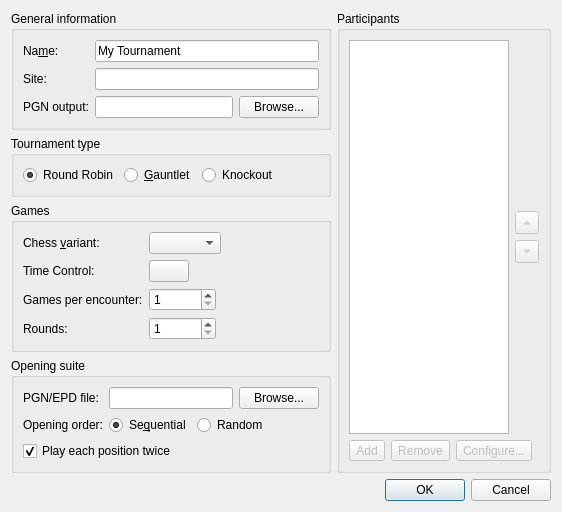
Above: projects/gui/ui/newtournamentdlg.ui from cutechess/cutechess before the change. Below: the same form after it.
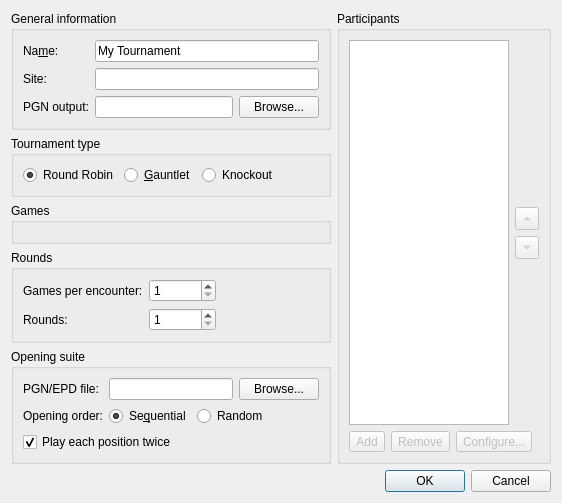
That is the form after the change. Icons and pictures are not drawn. Custom widgets are drawn as their Qt base class.

Commit message: gui: use GameSettingsWidget in NewTournamentDialog

Diff of the .ui file:
```diff
--- a/projects/gui/ui/newtournamentdlg.ui
+++ b/projects/gui/ui/newtournamentdlg.ui
@@ -17,7 +17,7 @@
    <item>
     <layout class="QHBoxLayout" name="horizontalLayout_7" stretch="3,2">
      <item>
-      <layout class="QVBoxLayout" name="verticalLayout_5" stretch="0,0,0,0">
+      <layout class="QVBoxLayout" name="verticalLayout_5" stretch="0,0,0,0,0">
        <item>
         <widget class="QGroupBox" name="groupBox_3">
          <property name="title">
@@ -151,64 +151,27 @@
         </widget>
        </item>
        <item>
-        <widget class="QGroupBox" name="groupBox_4">
+        <widget class="QGroupBox" name="groupBox_6">
          <property name="title">
           <string>Games</string>
          </property>
+         <layout class="QVBoxLayout" name="verticalLayout_6">
+          <item>
+           <widget class="GameSettingsWidget" name="m_gameSettings" native="true"/>
+          </item>
+         </layout>
+        </widget>
+       </item>
+       <item>
+        <widget class="QGroupBox" name="groupBox_4">
+         <property name="title">
+          <string>Rounds</string>
+         </property>
          <layout class="QFormLayout" name="formLayout_3">
           <property name="fieldGrowthPolicy">
            <enum>QFormLayout::ExpandingFieldsGrow</enum>
           </property>
           <item row="0" column="0">
-           <widget class="QLabel" name="label">
-            <property name="sizePolicy">
-             <sizepolicy hsizetype="Fixed" vsizetype="Preferred">
-              <horstretch>0</horstretch>
-              <verstretch>0</verstretch>
-             </sizepolicy>
-            </property>
-            <property name="font">
-             <font>
-              <weight>50</weight>
-              <bold>false</bold>
-             </font>
-            </property>
-            <property name="text">
-             <string>Chess &amp;variant:</string>
-            </property>
-            <property name="buddy">
-             <cstring>m_variantCombo</cstring>
-            </property>
-           </widget>
-          </item>
-          <item row="0" column="1">
-           <widget class="QComboBox" name="m_variantCombo">
-            <property name="sizePolicy">
-             <sizepolicy hsizetype="Preferred" vsizetype="Fixed">
-              <horstretch>0</horstretch>
-              <verstretch>0</verstretch>
-             </sizepolicy>
-            </property>
-           </widget>
-          </item>
-          <item row="1" column="0">
-           <widget class="QLabel" name="label_2">
-            <property name="text">
-             <string>Time Control:</string>
-            </property>
-            <property name="buddy">
-             <cstring>m_timeControlBtn</cstring>
-            </property>
-           </widget>
-          </item>
-          <item row="1" column="1">
-           <widget class="QPushButton" name="m_timeControlBtn">
-            <property name="text">
-             <string/>
-            </property>
-           </widget>
-          </item>
-          <item row="2" column="0">
            <widget class="QLabel" name="label_6">
             <property name="text">
              <string>Games per encounter:</string>
@@ -218,7 +181,7 @@
             </property>
            </widget>
           </item>
-          <item row="2" column="1">
+          <item row="0" column="1">
            <widget class="QSpinBox" name="m_gamesPerEncounterSpin">
             <property name="minimum">
              <number>1</number>
@@ -228,7 +191,7 @@
             </property>
            </widget>
           </item>
-          <item row="3" column="0">
+          <item row="1" column="0">
            <widget class="QLabel" name="label_7">
             <property name="text">
              <string>Rounds:</string>
@@ -238,7 +201,7 @@
             </property>
            </widget>
           </item>
-          <item row="3" column="1">
+          <item row="1" column="1">
            <widget class="QSpinBox" name="m_roundsSpin">
             <property name="minimum">
              <number>1</number>
@@ -549,6 +512,14 @@
    </item>
   </layout>
  </widget>
+ <customwidgets>
+  <customwidget>
+   <class>GameSettingsWidget</class>
+   <extends>QWidget</extends>
+   <header>src/gamesettingswidget.h</header>
+   <container>1</container>
+  </customwidget>
+ </customwidgets>
  <resources>
   <include location="../res/icons/icons.qrc"/>
  </resources>
```
Left out of the diff: 3 changed lines with no effect on the pictures. The commit also changes 2 other files.
